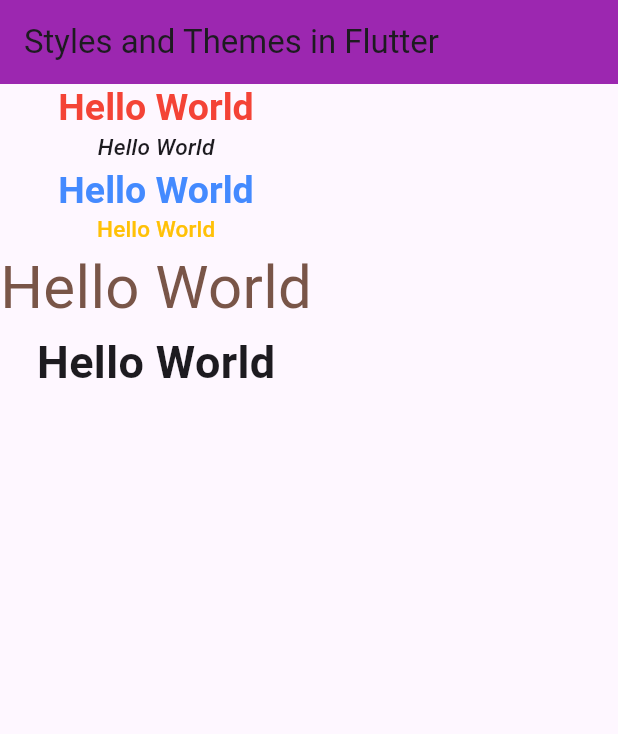
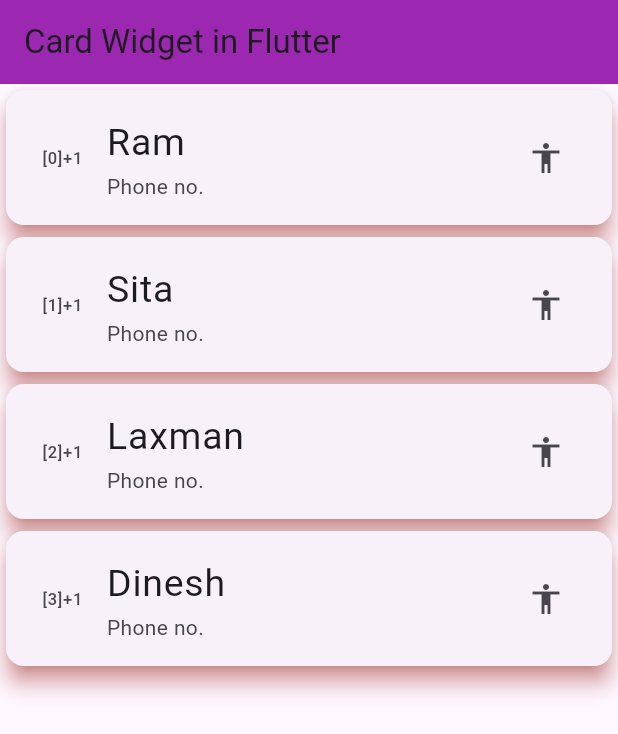
Before and after one commit to DivyaAKumar/FLUTTER-TUTORIAL, a Flutter app: the screen it shows after launch, on a phone screen of 412 x 824 dp. Shown: the top 734 px of the screen. Run offline on Flutter 3.47's test engine with Material 3 defaults, Android fonts, the phone set to English and light mode, and no system bars.

Commit message:
Card Widget in Flutter

```diff
--- a/lib/main.dart
+++ b/lib/main.dart
@@ -41,23 +41,44 @@ class ContainerPage extends StatefulWidget {
 class _ContainerPageState extends State<ContainerPage> {
   @override
   Widget build(BuildContext context) {
+    var arr_name = ["Ram", 'Sita', 'Laxman', 'Dinesh'];
     return Scaffold(
       appBar: AppBar(
-        title: Text('Styles and Themes in Flutter'),
+        title: Text('Card Widget in Flutter'),
         //it is used to recycle memory
         backgroundColor: Colors.purple,
       ),
-      body: Column(
-        children: [ //copy with is used to add some extra attributes and ! is placed before .copywith
-                    //to confirm that the headlineLarge is created and is not null
-          Text("Hello World", style: Theme.of(context).textTheme.headlineLarge!.copyWith(color: Colors.red)),
-          Text("Hello World", style: Theme.of(context).textTheme.titleMedium,),
-          Text("Hello World", style: Theme.of(context).textTheme.headlineMedium),
-          Text("Hello World", style: Theme.of(context).textTheme.titleSmall),
-          Text("Hello World", style: myTextStyle40(),), //from util.dart
-          Text("Hello World", style: myTextStyle30(),), //from util.dart
-       ],
-      )
+      body: //card widget is used to elevate your widget(to give it a 3d effect)
+        // Card(
+        //   elevation: 6, //5-7 or 3
+        //   shadowColor: Colors.red,
+
+        //   child: Padding(
+        //     padding: const EdgeInsets.all(8.0),
+        //     child: Text("This is a Card Widget!", style: TextStyle(fontSize: 25),),
+        //   ),
+        //   )
+        ListView.builder(itemBuilder: (context, index) {
+          return  Card(
+            elevation: 6, //5-7 or 3
+          shadowColor: Colors.red,
+
+          child: Padding(
+            padding: const EdgeInsets.all(8.0),
+            child: ListTile(
+              leading: Text("[$index]+1"),
+              title: Text(arr_name[index], style: TextStyle(fontSize: 25),),
+              subtitle: Text('Phone no.'),
+              trailing: Icon(Icons.accessibility),
+            )
+
+
+
+           // Text(arr_name[index], style: TextStyle(fontSize: 25),),
+          ),
+          );
+        }, itemCount: arr_name.length,
+        )
     ); //end of Scaffold
   } //end of Widget build
 } //end of _ContainerPageState
```
